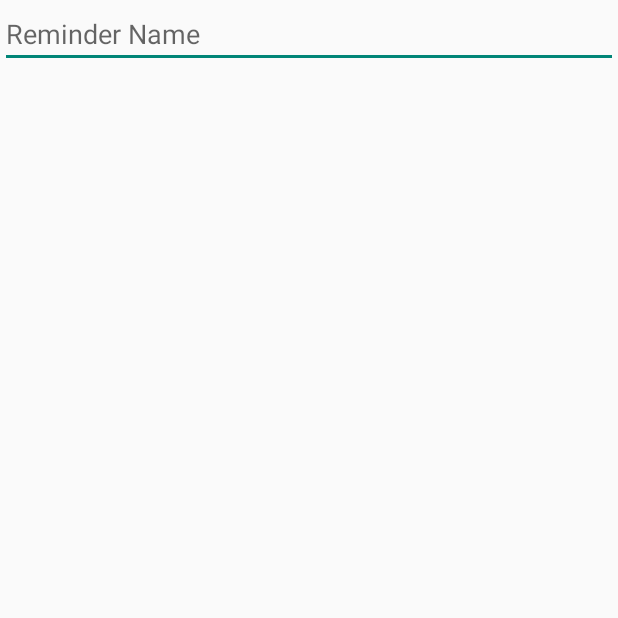
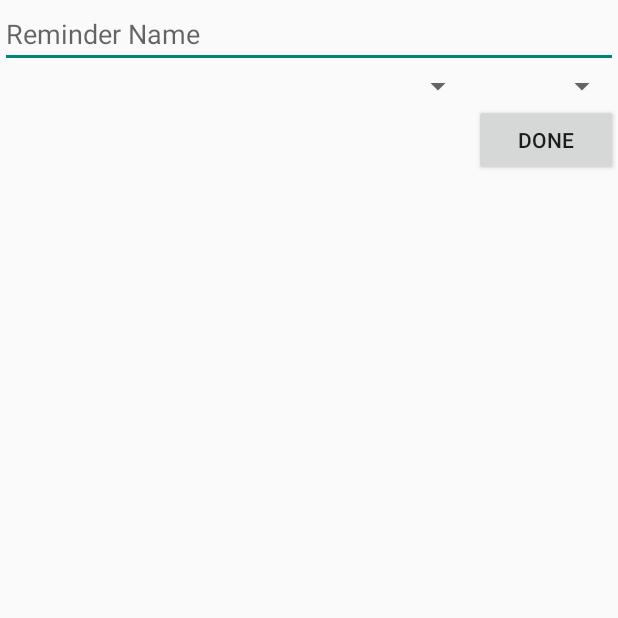
Before and after one commit to almuheetu/Practice_project_by_Android_studio, an Android app: the SecondActivity screen opened directly, with no data from a screen before it, on a phone screen of 412 x 824 dp, the top half of it. Run offline under Robolectric (Android 15) with nearby library versions, the phone set to English and light mode, and no system bars.

Commit message:
secondActivity xml making

```diff
--- a/app/src/main/res/layout/activity_second.xml
+++ b/app/src/main/res/layout/activity_second.xml
@@ -14,4 +14,28 @@
         android:layout_width="match_parent"
         android:layout_height="wrap_content"
         android:hint="@string/reminder_name"/>
+
+    <Spinner
+        android:id="@+id/date"
+        android:layout_width="0dp"
+        android:layout_height="wrap_content"
+        android:layout_below="@+id/name"
+        android:layout_alignParentStart="true"
+        android:layout_toStartOf="@+id/times"
+        tools:ignore="UnknownId" />
+
+    <Spinner
+        android:id="@id/times"
+        android:layout_width="96dp"
+        android:layout_height="wrap_content"
+        android:layout_below= "@id/name"
+        android:layout_alignParentEnd="true"/>
+
+    <Button
+        android:layout_width="96dp"
+        android:layout_height="wrap_content"
+        android:layout_below="@+id/times"
+        android:layout_alignParentEnd="true"
+        android:text="@string/done"/>
+
 </RelativeLayout>
--- a/app/src/main/res/values/strings.xml
+++ b/app/src/main/res/values/strings.xml
@@ -20,4 +20,5 @@
     <string name="Cannot_divide_by_zero">cannot divide by zero</string>
     <string name="calculator_related">calculator_related</string>
     <string name="reminder_name">Reminder Name</string>
+    <string name="done">Done</string>
 </resources>
```
